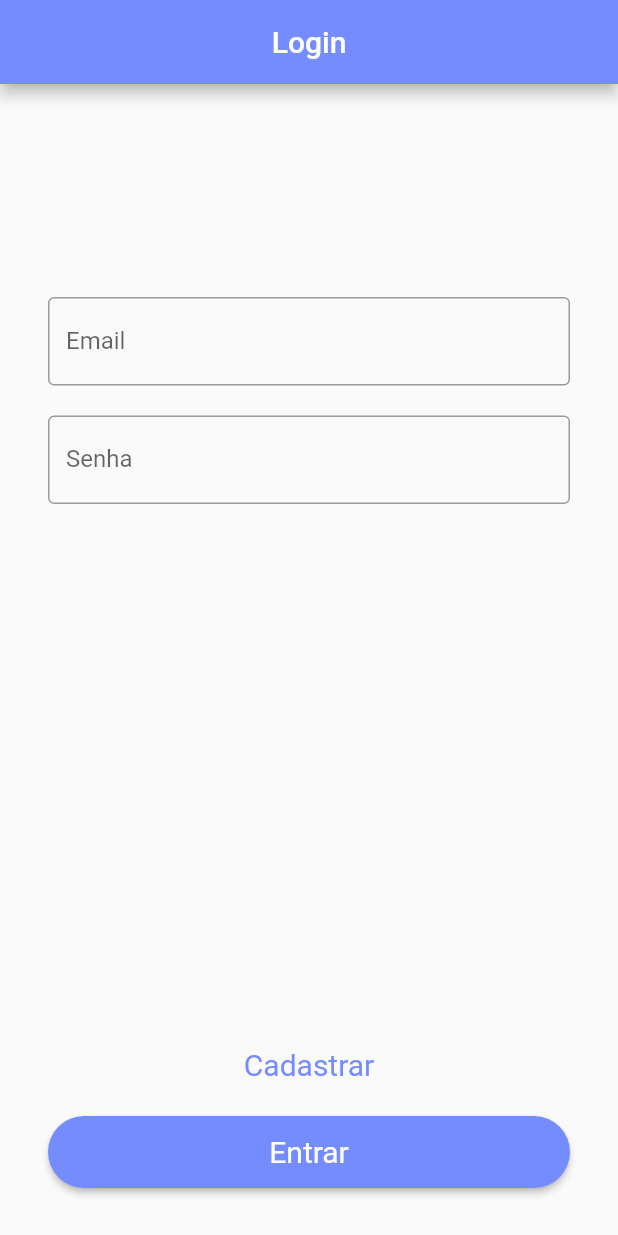
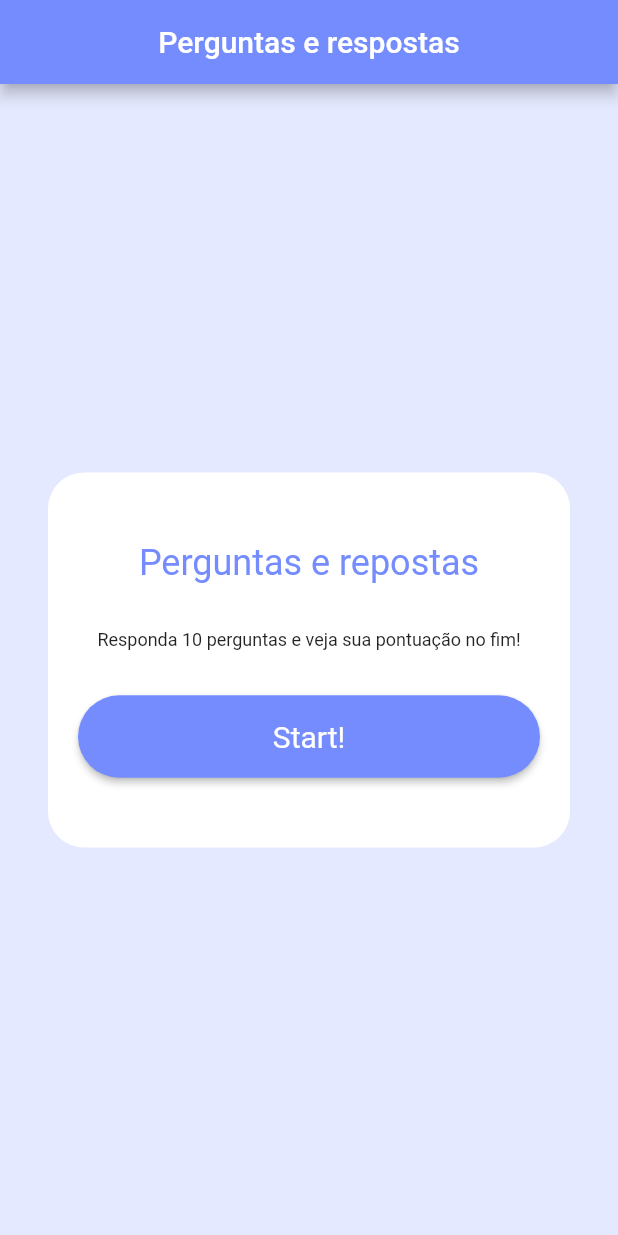
Before and after one commit to JoaoPauloPrata/perguntados, a Flutter app: the screen it shows after launch, on a phone screen of 412 x 824 dp. Run offline on Flutter 3.47's test engine with Material 2 defaults, Android fonts, the phone set to English and light mode, and no system bars.

Commit message:
Adicionando pagina de Start Game

```diff
--- a/perguntados/lib/main.dart
+++ b/perguntados/lib/main.dart
@@ -14,7 +14,7 @@ class MyApp extends StatelessWidget {
     return MaterialApp(
       title: 'Perguntados',
       theme: ThemeData(primaryColor: Color.fromRGBO(117, 140, 255, 1)),
-      home: const LoginPage(),
+      home: const StartPage(),
     );
   }
 }
--- a/perguntados/lib/pages/pages.dart
+++ b/perguntados/lib/pages/pages.dart
@@ -1 +1,2 @@
 export 'login_page.dart';
+export 'start_page.dart';
--- /dev/null
+++ b/perguntados/lib/pages/start_page.dart
@@ -0,0 +1,66 @@
+import 'package:flutter/cupertino.dart';
+import 'package:flutter/material.dart';
+import 'package:perguntados/pages/pages.dart';
+
+class StartPage extends StatelessWidget {
+  const StartPage({Key? key}) : super(key: key);
+
+  @override
+  Widget build(BuildContext context) {
+    return Scaffold(
+      backgroundColor: Color.fromRGBO(229, 233, 255, 1),
+      appBar: AppBar(
+        centerTitle: true,
+        backgroundColor: defaultColor,
+        title: Text('Perguntas e respostas'),
+      ),
+      body: Column(mainAxisAlignment: MainAxisAlignment.center, children: [
+        Container(
+            child: Padding(
+          padding: EdgeInsets.all(32.0),
+          child: Container(
+              decoration: BoxDecoration(
+                  color: Colors.white, borderRadius: BorderRadius.circular(24)),
+              height: 250,
+              child: Padding(
+                  padding: EdgeInsets.all(20.0),
+                  child: Column(
+                    crossAxisAlignment: CrossAxisAlignment.stretch,
+                    mainAxisAlignment: MainAxisAlignment.center,
+                    children: [
+                      Center(
+                          child: Text(
+                        'Perguntas e repostas',
+                        style: TextStyle(
+                          color: defaultColor,
+                          fontSize: 24,
+                        ),
+                      )),
+                      SizedBox(height: 30),
+                      Center(
+                          child: Text(
+                              'Responda 10 perguntas e veja sua pontuação no fim!',
+                              style: TextStyle(fontSize: 12))),
+                      SizedBox(height: 30),
+                      startButton()
+                    ],
+                  ))),
+        ))
+      ]),
+    );
+  }
+
+  Container startButton() {
+    return Container(
+        height: 55,
+        child: ElevatedButton(
+          style: ElevatedButton.styleFrom(
+              primary: defaultColor,
+              shape: RoundedRectangleBorder(
+                  borderRadius: BorderRadius.circular(32)),
+              textStyle: TextStyle(fontSize: 20)),
+          onPressed: () {},
+          child: Text('Start!'),
+        ));
+  }
+}
```
